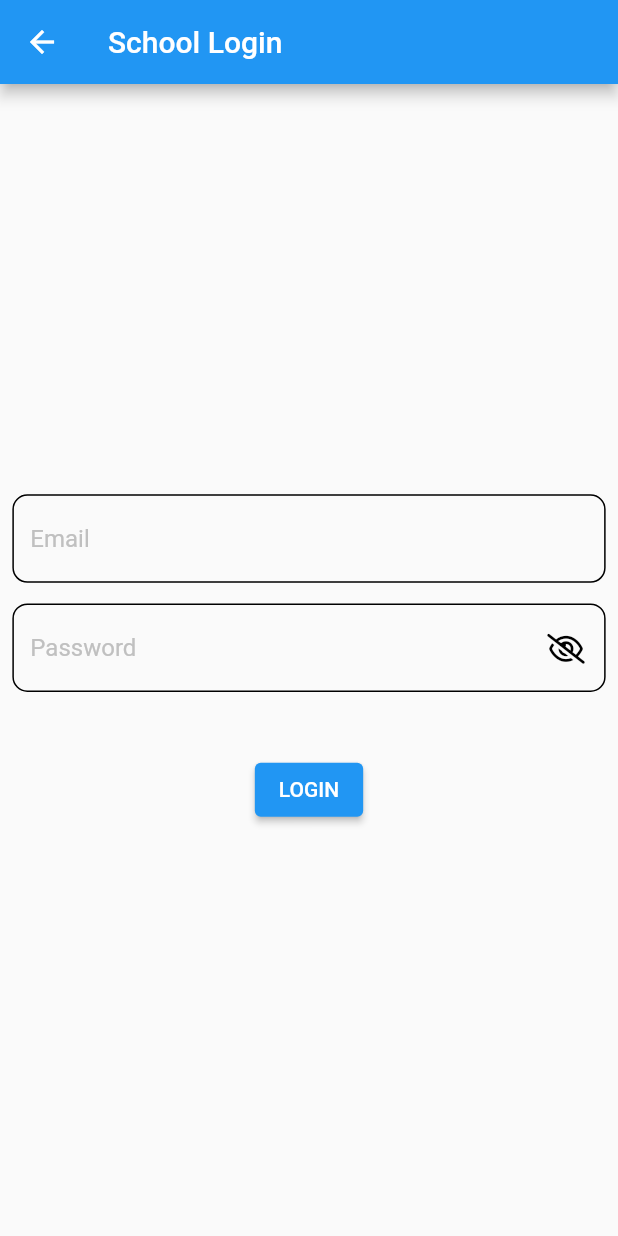
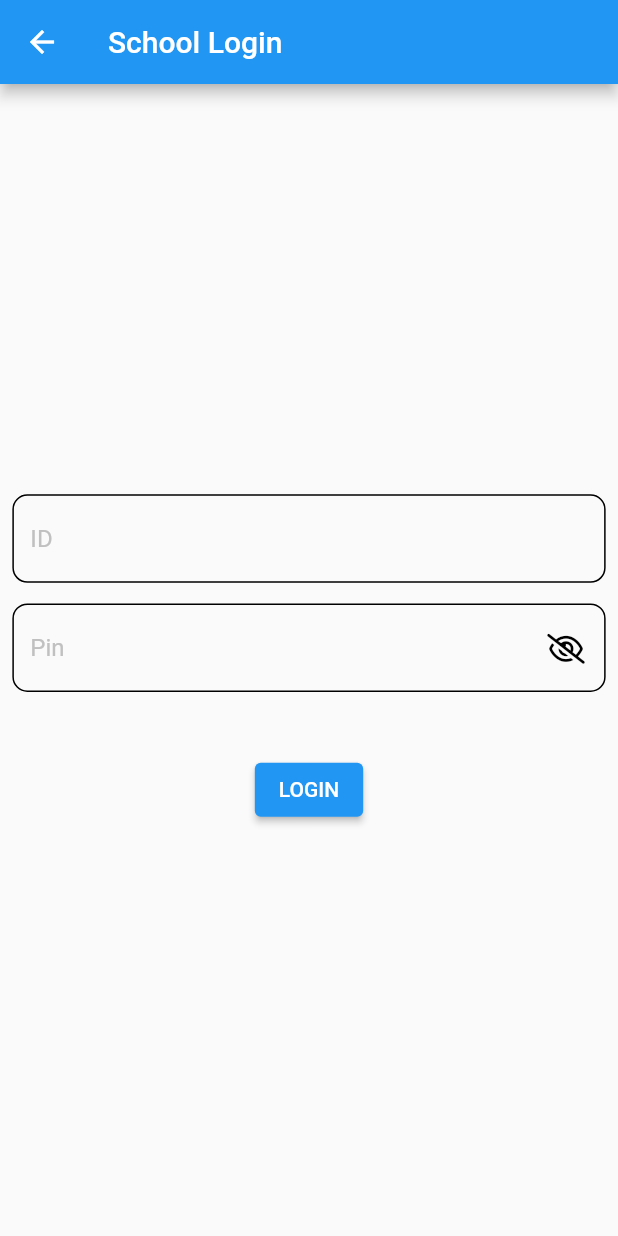
Before and after one commit to MohitSingh2002/poshan, a Flutter app: the SchoolLoginScreen screen opened directly, on a phone screen of 412 x 824 dp. Run offline on Flutter 3.47's test engine with Material 2 defaults, Android fonts, the phone set to English and light mode, and no system bars; our stand-ins replace cloud_firestore, date_picker_timeline, firebase_auth, firebase_core, fluttertoast, font_awesome_flutter and 2 more; accounts and stored records are empty.

Commit message:
Save meals in Firestore from Teacher Side.

```diff
--- /dev/null
+++ b/lib/models/food_day_wise.dart
@@ -0,0 +1,32 @@
+class FoodDayWise {
+  FoodDayWise({
+    required this.name,
+    required this.calorie,
+    required this.protein,
+    required this.imageFromApi,
+  });
+
+  String name;
+  double calorie;
+  double protein;
+  String imageFromApi;
+
+  factory FoodDayWise.fromJson(Map<String, dynamic> json) => FoodDayWise(
+    name: json["name"],
+    calorie: json["calorie"].toDouble(),
+    protein: json["protein"].toDouble(),
+    imageFromApi: json["imageFromApi"],
+  );
+
+  Map<String, dynamic> toJson() => {
+    "name": name,
+    "calorie": calorie,
+    "protein": protein,
+  };
+
+  @override
+  String toString() {
+    return 'FoodDayWise{name: $name, calorie: $calorie, protein: $protein}';
+  }
+
+}
--- /dev/null
+++ b/lib/models/teacher.dart
@@ -0,0 +1,47 @@
+import 'dart:convert';
+
+Teacher teacherFromJson(String str) => Teacher.fromJson(json.decode(str));
+
+String teacherToJson(Teacher data) => json.encode(data.toJson());
+
+class Teacher {
+  Teacher({
+    required this.id,
+    required this.name,
+    required this.districtName,
+    required this.pin,
+    required this.schoolName,
+    required this.stateName,
+  });
+
+  int id;
+  String name;
+  String districtName;
+  String pin;
+  String schoolName;
+  String stateName;
+
+  factory Teacher.fromJson(Map<String, dynamic> json) => Teacher(
+    id: json["id"],
+    name: json["name"],
+    districtName: json["districtName"],
+    pin: json["pin"],
+    schoolName: json["schoolName"],
+    stateName: json["stateName"],
+  );
+
+  Map<String, dynamic> toJson() => {
+    "id": id,
+    "name": name,
+    "districtName": districtName,
+    "pin": pin,
+    "schoolName": schoolName,
+    "stateName": stateName,
+  };
+
+  @override
+  String toString() {
+    return 'Teacher{id: $id, name: $name, districtName: $districtName, pin: $pin, schoolName: $schoolName, stateName: $stateName}';
+  }
+
+}
--- a/lib/screens/add_food_screen.dart
+++ b/lib/screens/add_food_screen.dart
@@ -3,6 +3,7 @@ import 'package:poshan/constants/constant_colors.dart';
 import 'package:poshan/models/food_details.dart';
 import 'package:poshan/providers/food_details_provider.dart';
 import 'package:poshan/services/api_service.dart';
+import 'package:poshan/services/utils.dart';
 import 'package:provider/provider.dart';
 
 class AddFoodScreen extends StatefulWidget {
@@ -141,6 +142,7 @@ class _AddFoodScreenState extends State<AddFoodScreen> {
                                                   context,
                                                   listen: false)
                                               .setFoodDetails(parsed);
+                                          Utils().showToast('Meal Added');
                                         },
                                         icon: const Icon(
                                           Icons.add,
--- a/lib/screens/school_login_screen.dart
+++ b/lib/screens/school_login_screen.dart
@@ -1,5 +1,8 @@
 import 'package:flutter/material.dart';
 import 'package:font_awesome_flutter/font_awesome_flutter.dart';
+import 'package:poshan/screens/school_home_screen.dart';
+import 'package:poshan/services/firebase_service.dart';
+import 'package:poshan/services/prefs_helper.dart';
 import 'package:poshan/widgets/custom_text_field.dart';
 
 class SchoolLoginScreen extends StatefulWidget {
@@ -13,6 +16,7 @@ class _SchoolLoginScreenState extends State<SchoolLoginScreen> {
   bool isPasswordShown = true;
   TextEditingController emailController = TextEditingController();
   TextEditingController passwordController = TextEditingController();
+  bool isLoading = false;
 
   @override
   Widget build(BuildContext context) {
@@ -21,12 +25,14 @@ class _SchoolLoginScreenState extends State<SchoolLoginScreen> {
 
     return Scaffold(
       appBar: AppBar(
-        title: Text(
+        title: const Text(
           'School Login',
         ),
       ),
       body: SafeArea(
-        child: Padding(
+        child: isLoading ? const Center(
+          child: CircularProgressIndicator(),
+        ) : Padding(
           padding: EdgeInsets.all(
             width / 50.0,
           ),
@@ -36,8 +42,8 @@ class _SchoolLoginScreenState extends State<SchoolLoginScreen> {
               children: [
                 AuthTextField(
                   controller: emailController,
-                  hintText: 'Email',
-                  keyboardType: TextInputType.emailAddress,
+                  hintText: 'ID',
+                  keyboardType: TextInputType.number,
                   validator: (value) {},
                 ),
                 SizedBox(
@@ -45,8 +51,8 @@ class _SchoolLoginScreenState extends State<SchoolLoginScreen> {
                 ),
                 AuthTextField(
                   controller: passwordController,
-                  hintText: 'Password',
-                  keyboardType: TextInputType.text,
+                  hintText: 'Pin',
+                  keyboardType: TextInputType.number,
                   obscureText: isPasswordShown,
                   suffixIcon: Padding(
                     padding: const EdgeInsets.only(right: 5.0),
@@ -71,8 +77,25 @@ class _SchoolLoginScreenState extends State<SchoolLoginScreen> {
                   height: width / 10.0,
                 ),
                 ElevatedButton(
-                  onPressed: () {},
-                  child: Text(
+                  onPressed: () {
+                    setState(() {
+                      isLoading = true;
+                    });
+                    FirebaseService().isTeacherExist(emailController.text.toString(), passwordController.text.toString()).then((value) {
+                      if (value) {
+                        FirebaseService().getTeacher(emailController.text.toString(), passwordController.text.toString()).then((teacher) {
+                          PrefsHelper().saveTeacher(teacher);
+                          PrefsHelper().saveAuthCode(4);
+                          Navigator.pushAndRemoveUntil(context, MaterialPageRoute(builder: (context) => const SchoolHomeScreen()), (Route<dynamic> route) => false);
+                        });
+                      } else {
+                        setState(() {
+                          isLoading = false;
+                        });
+                      }
+                    });
+                  },
+                  child: const Text(
                     'LOGIN',
                   ),
                 ),
--- a/lib/services/firebase_service.dart
+++ b/lib/services/firebase_service.dart
@@ -1,5 +1,7 @@
 import 'package:cloud_firestore/cloud_firestore.dart';
 import 'package:poshan/models/day_attendance.dart';
+import 'package:poshan/models/food_day_wise.dart';
+import 'package:poshan/models/teacher.dart';
 
 class FirebaseService {
 
@@ -48,4 +50,20 @@ class FirebaseService {
     }
   }
 
+  Future<bool> isTeacherExist(String id, String pin) async {
+    var response = await FirebaseFirestore.instance.collectionGroup('teachers').where('id', isEqualTo: int.parse(id)).where('pin', isEqualTo: pin).limit(1).get();
+    return response.docs.isNotEmpty;
+  }
+
+  Future<Teacher> getTeacher(String id, String pin) async {
+    var response = await FirebaseFirestore.instance.collectionGroup('teachers').where('id', isEqualTo: int.parse(id)).where('pin', isEqualTo: pin).limit(1).get();
+    return Teacher.fromJson(response.docs.elementAt(0).data());
+  }
+
+  void saveFoodsInFirestore(String stateName, String districtName, String schoolName, List<FoodDayWise> foodDayWiseList) async {
+    var response = await FirebaseFirestore.instance.collection('states').doc(stateName).collection('districts').doc(districtName).collection('school').doc(schoolName).collection('meals').doc('26032022').set({
+      'food': List<dynamic>.from(foodDayWiseList.map((x) => x.toJson())),
+    }, SetOptions(merge: true));
+  }
+
 }
--- a/pubspec.yaml
+++ b/pubspec.yaml
@@ -45,6 +45,7 @@ dependencies:
   cloud_firestore: ^3.1.10
   syncfusion_flutter_charts: ^19.4.56
   intl: ^0.17.0
+  fluttertoast: ^8.0.9
 
 dev_dependencies:
   flutter_test:
```
Also changed, not shown: lib/screens/nutrition_screen.dart (+33 -17 lines), lib/screens/school_home_screen.dart (+24 -0 lines), lib/services/prefs_helper.dart (+18 -0 lines), lib/services/utils.dart (+12 -0 lines), pubspec.lock.
